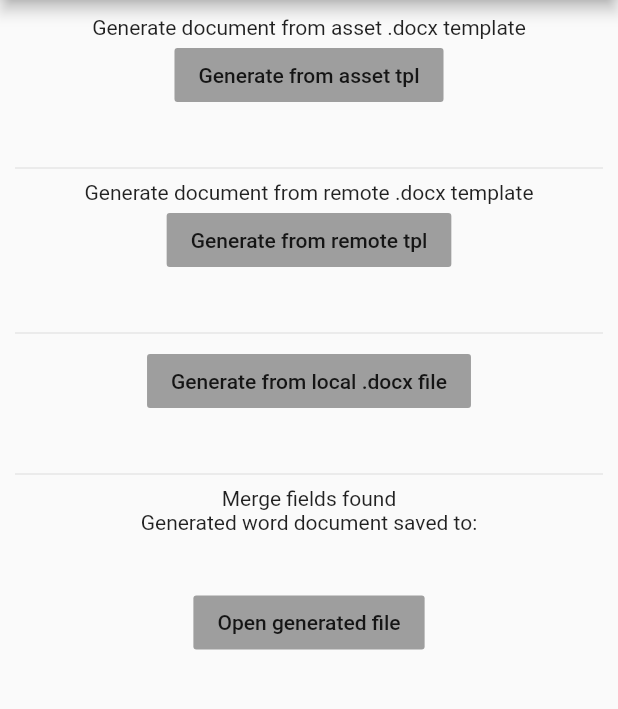
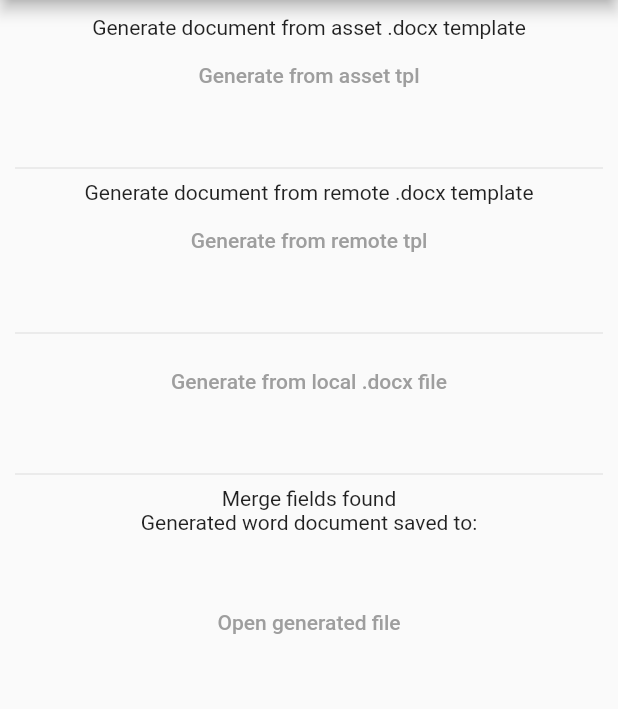
Before and after one commit to DonnC/docxtpl, a Flutter app: the screen it shows after launch, on a phone screen of 412 x 824 dp, the part 84-793 px from its top. Run offline on Flutter 3.47's test engine with Material 2 defaults, Android fonts, the phone set to English and light mode, and no system bars; our stand-ins replace open_file, permission_handler; missing offline and left inert: ext_storage, filesystem_picker.

Commit message:
remove deprecated widget

```diff
--- a/example/lib/main.dart
+++ b/example/lib/main.dart
@@ -227,8 +227,10 @@ class _MyHomePageState extends State<MyHomePage> {
             Text(
               'Generate document from asset .docx template',
             ),
-            FlatButton(
-              color: Colors.grey,
+            TextButton(
+              style: TextButton.styleFrom(
+                foregroundColor: Colors.grey,
+              ),
               onPressed: () async => await generateDocumentFromAssetTpl(),
               child: Text('Generate from asset tpl'),
             ),
@@ -237,15 +239,19 @@ class _MyHomePageState extends State<MyHomePage> {
             Text(
               'Generate document from remote .docx template',
             ),
-            FlatButton(
-              color: Colors.grey,
+            TextButton(
+              style: TextButton.styleFrom(
+                foregroundColor: Colors.grey,
+              ),
               onPressed: () async => await generateDocumentFromRemoteTpl(),
               child: Text('Generate from remote tpl'),
             ),
             SizedBox(height: 30),
             Divider(),
-            FlatButton(
-              color: Colors.grey,
+            TextButton(
+              style: TextButton.styleFrom(
+                foregroundColor: Colors.grey,
+              ),
               onPressed: () async => await _pickTplFile(),
               child: Text('Generate from local .docx file'),
             ),
@@ -284,8 +290,10 @@ class _MyHomePageState extends State<MyHomePage> {
               ),
             ),
             SizedBox(height: 15),
-            FlatButton(
-              color: Colors.grey,
+            TextButton(
+              style: TextButton.styleFrom(
+                foregroundColor: Colors.grey,
+              ),
               onPressed: () async => await openFile(),
               child: Text('Open generated file'),
             ),
```
